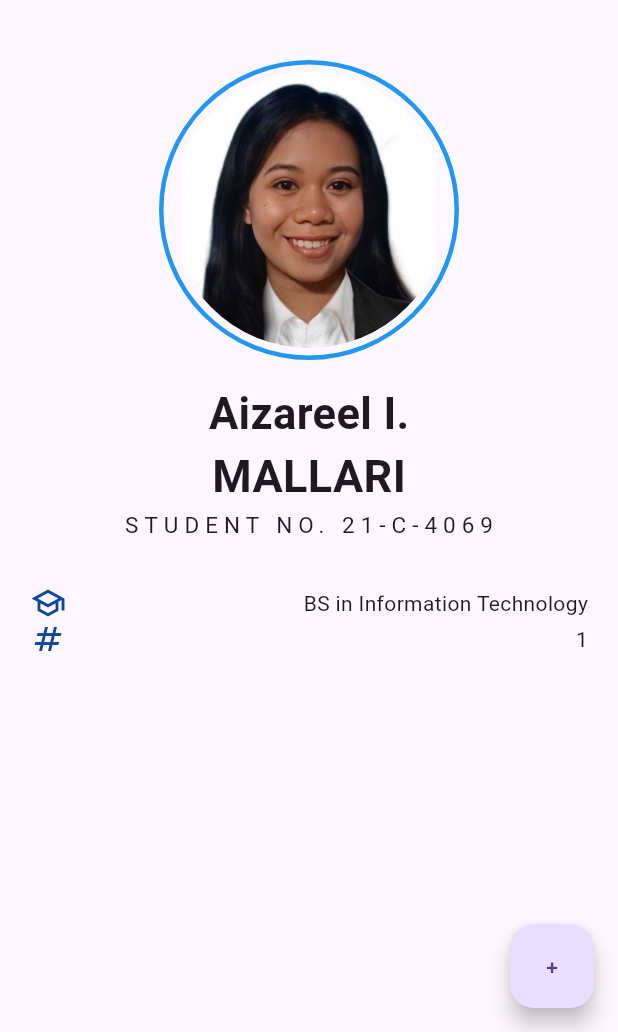
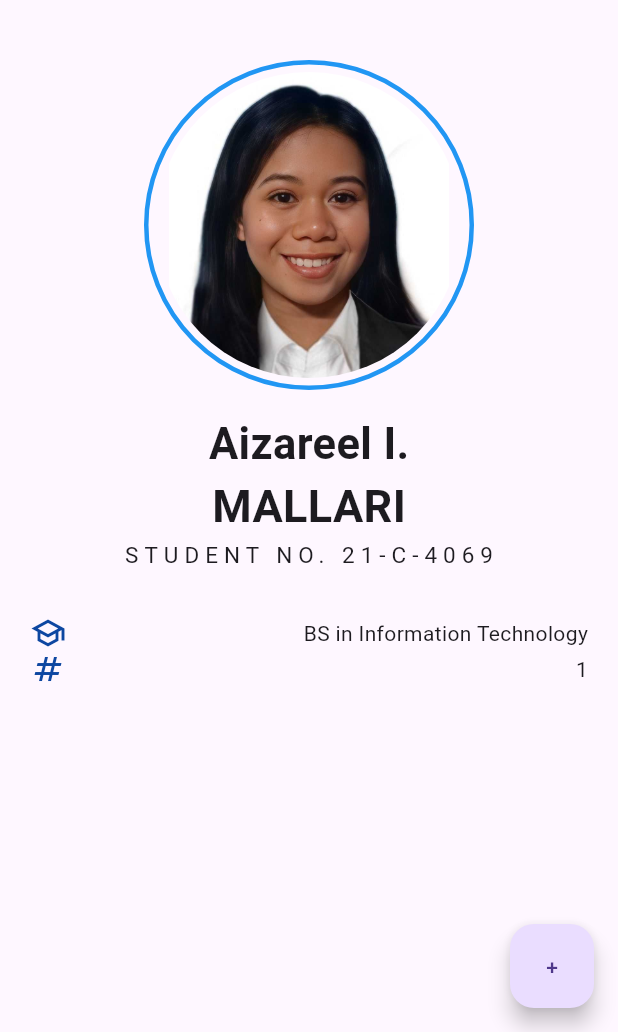
Before and after one commit to ceciliasds/id-card, a Flutter app: the screen it shows after launch, in the side drawer, after a tap on "Aizareel Mallari", on a phone screen of 412 x 824 dp, the part 204-1236 px from its top. Run offline on Flutter 3.47's test engine with Material 3 defaults, Android fonts, the phone set to English and light mode, and no system bars.

Commit message:
Update aiza.dart

```diff
--- a/lib/aiza.dart
+++ b/lib/aiza.dart
@@ -55,8 +55,8 @@ class _AizareelState extends State<Aizareel> {
               ),
               SizedBox(height: 40),
               Container(
-                width: 200,
-                height: 200,
+                width: 220,
+                height: 220,
                 padding: EdgeInsets.all(5),
                 decoration: BoxDecoration(
                   shape: BoxShape.circle,
@@ -66,7 +66,7 @@ class _AizareelState extends State<Aizareel> {
                   ),
                 ),
                 child: ClipOval(
-                  child: Image.asset('images/aiza.jpg', height: 200),
+                  child: Image.asset('images/aiza.jpg'),
                 ),
               ),
               SizedBox(height: 15),
```
